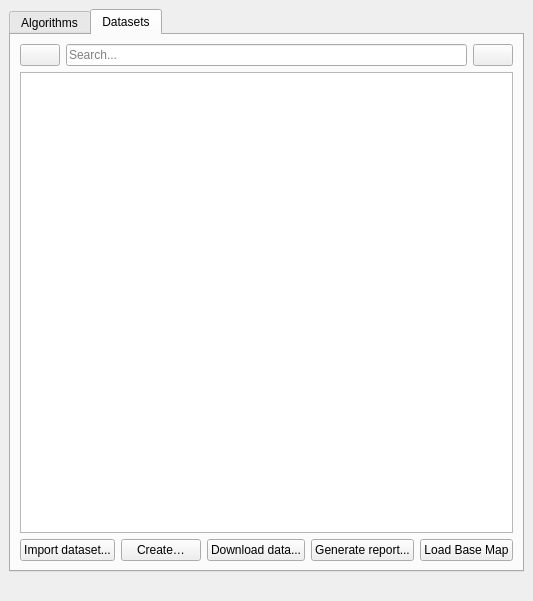
The window that LDMP/gui/WidgetMain.ui (ConservationInternational/trends.earth) describes before a commit, drawn with Qt 5.
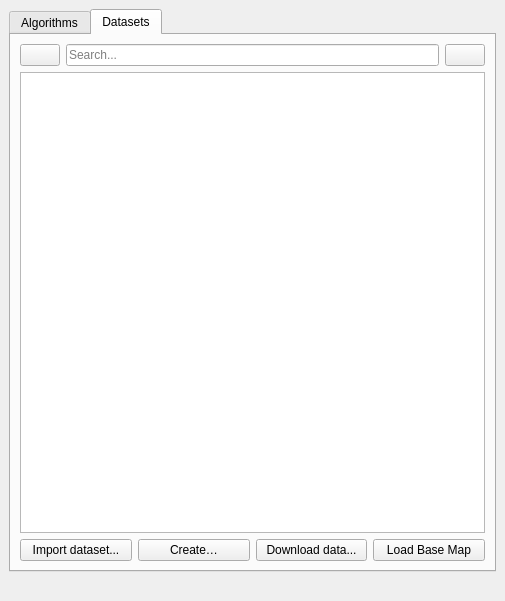
The same window after the commit. The open tabs and pages were chosen to show the change. Custom widgets are drawn as their Qt base class.

What changed in the file:
```diff
--- a/LDMP/gui/WidgetMain.ui
+++ b/LDMP/gui/WidgetMain.ui
@@ -6,7 +6,7 @@
    <rect>
     <x>0</x>
     <y>0</y>
-    <width>459</width>
+    <width>505</width>
     <height>601</height>
    </rect>
   </property>
@@ -121,16 +121,6 @@
             </property>
            </widget>
           </item>
-          <item>
-           <widget class="QPushButton" name="generate_report_pb">
-            <property name="toolTip">
-             <string>&lt;html&gt;&lt;head/&gt;&lt;body&gt;&lt;p&gt;Generate report for multiple datasets based on a matching template&lt;/p&gt;&lt;/body&gt;&lt;/html&gt;</string>
-            </property>
-            <property name="text">
-             <string>Generate report...</string>
-            </property>
-           </widget>
-          </item>
           <item>
            <widget class="QPushButton" name="pushButton_load">
             <property name="toolTip">
```
Left out of the diff: 2 changed lines with no effect on the pictures.
